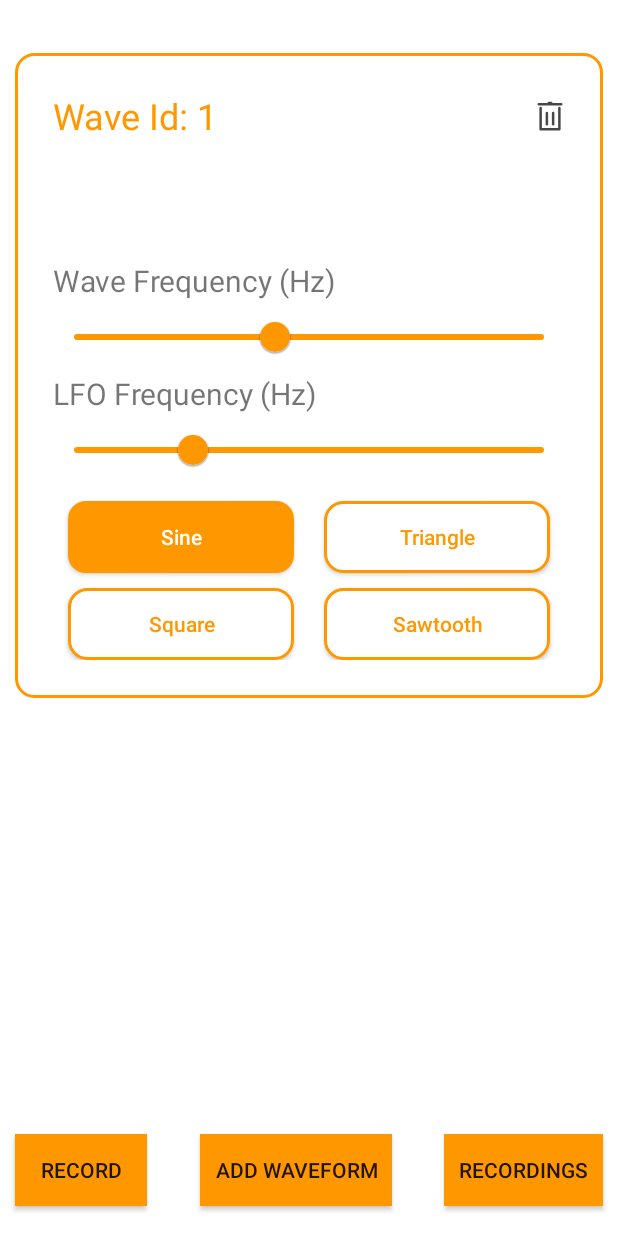
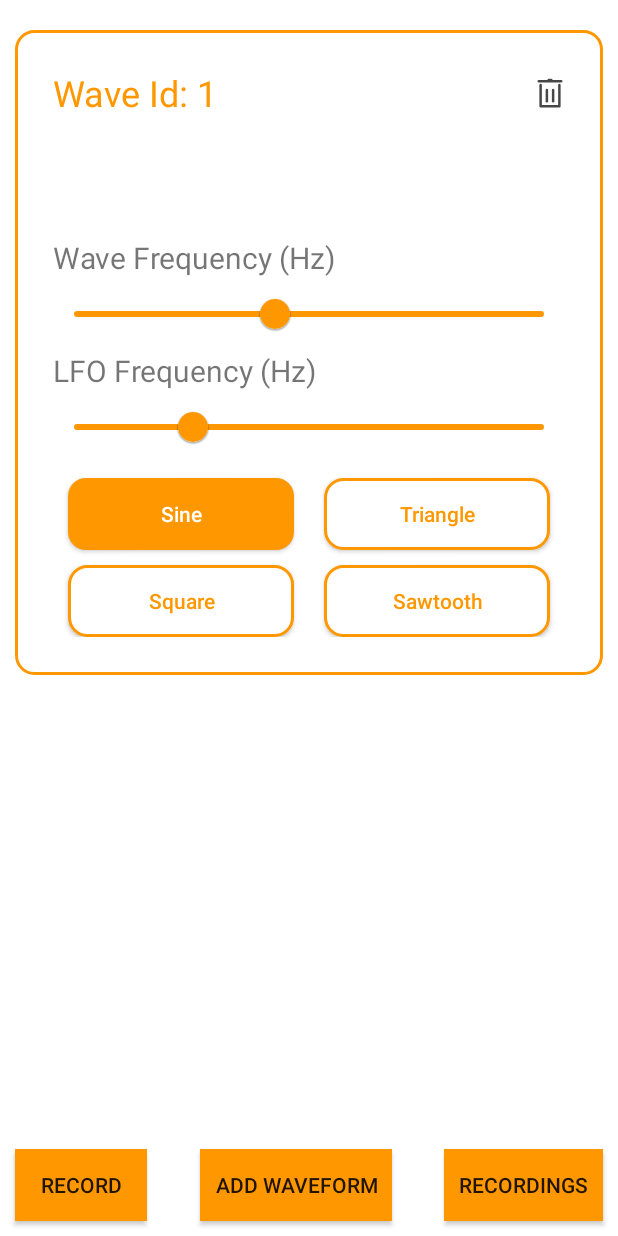
Before and after one commit to Sankar-Ayachitula/Synthesizer-App, an Android app: the screen it shows after launch (MainActivity), after a tap on "Sine", on a phone screen of 412 x 824 dp. Run offline under Robolectric (Android 15) with nearby library versions, the phone set to English and light mode, and no system bars; 3 statements that could not run were skipped; 1 other tap on this screen came first.

Commit message:
Made UI Changes

```diff
--- a/app/src/main/res/layout/activity_main.xml
+++ b/app/src/main/res/layout/activity_main.xml
@@ -5,7 +5,8 @@
     android:id="@+id/main"
     android:layout_width="match_parent"
     android:layout_height="match_parent"
-    tools:context=".activities.MainActivity">
+    tools:context=".activities.MainActivity"
+    android:fitsSystemWindows="true">
 
     <!--For the final mixed output -->
 <!--    <edu.northeastern.synthesizer.views.OscilloscopeView-->
@@ -25,8 +26,8 @@
         <androidx.recyclerview.widget.RecyclerView
         android:id="@+id/rv_waveform"
         android:layout_width="match_parent"
-        android:layout_height="match_parent"
-        android:layout_marginTop="25dp"
+        android:layout_height="0dp"
+        android:layout_marginTop="10dp"
         app:layout_constraintBottom_toTopOf="@id/addWaveForm"
         app:layout_constraintEnd_toEndOf="parent"
         app:layout_constraintHorizontal_bias="0.0"
@@ -52,7 +53,7 @@
         android:layout_width="wrap_content"
         android:layout_height="wrap_content"
         android:layout_marginHorizontal="10dp"
-        android:layout_marginBottom="20dp"
+        android:layout_marginBottom="10dp"
         android:background="@color/orange"
         android:paddingHorizontal="10dp"
         android:text="ADD WAVEFORM"
```
